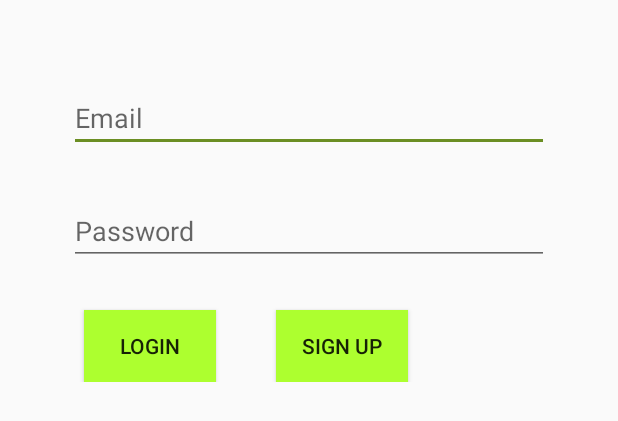
After one commit to Abdul-basit123321/MisProject, an Android app: the layout activity_login.xml on its own in the app's theme, with its tools: preview values and no code run, on a phone screen of 412 x 824 dp. The commit adds this screen. Shown: the top 421 px of the screen. Run offline under Robolectric (Android 15) with nearby library versions, the phone set to English and light mode, and no system bars.

Commit message:
Login Screen

```diff
--- a/app/src/main/AndroidManifest.xml
+++ b/app/src/main/AndroidManifest.xml
@@ -8,13 +8,14 @@
         android:label="@string/app_name"
         android:supportsRtl="true"
         android:theme="@style/AppTheme" >
-        <activity android:name=".Activities.HomeActivity" >
-            <intent-filter>
-                <action android:name="android.intent.action.MAIN" />
-
-                <category android:name="android.intent.category.LAUNCHER" />
-            </intent-filter>
+        <activity android:name=".Activities.HomeActivity" ></activity>
+        <activity android:name=".Activities.SplashScreen">
+        <intent-filter>
+        <action android:name="android.intent.action.MAIN" />
+        <category android:name="android.intent.category.LAUNCHER" />
+        </intent-filter>
         </activity>
+        <activity android:name=".Activities.LoginScreen"/>
     </application>
 
 </manifest>
--- a/app/src/main/java/com/example/abdulbasit/misproject/Activities/LoginScreen.java
+++ b/app/src/main/java/com/example/abdulbasit/misproject/Activities/LoginScreen.java
@@ -1,4 +1,9 @@
 package com.example.abdulbasit.misproject.Activities;
+
+import android.os.Bundle;
+import android.support.annotation.Nullable;
+
+import com.example.abdulbasit.misproject.R;
 
 /**
  * Created by Abdul basit on 5/6/2017.
@@ -9,4 +14,10 @@ public class LoginScreen extends BaseActivity {
     public int getDockFrameLayoutId() {
         return 0;
     }
+
+    @Override
+    protected void onCreate(@Nullable Bundle savedInstanceState) {
+        super.onCreate(savedInstanceState);
+        setContentView(R.layout.activity_login);
+    }
 }
--- /dev/null
+++ b/app/src/main/res/layout/activity_login.xml
@@ -0,0 +1,69 @@
+<?xml version="1.0" encoding="utf-8"?>
+<LinearLayout xmlns:android="http://schemas.android.com/apk/res/android"
+    android:layout_width="match_parent"
+    android:layout_height="match_parent"
+    android:orientation="vertical">
+
+
+    <LinearLayout
+        android:layout_width="match_parent"
+        android:layout_height="wrap_content"
+        android:padding="16dp"
+        android:layout_marginTop="40dp"
+        android:orientation="vertical">
+
+        <EditText
+            android:id="@+id/etUsername"
+            android:layout_width="match_parent"
+            android:inputType="textEmailAddress"
+            android:hint="Email"
+            android:layout_marginLeft="30dp"
+            android:layout_marginRight="30dp"
+            android:layout_height="wrap_content"/>
+
+        <EditText
+            android:id="@+id/etPassword"
+            android:layout_width="match_parent"
+            android:inputType="textPassword"
+            android:hint="Password"
+            android:layout_marginTop="30dp"
+            android:layout_marginLeft="30dp"
+            android:layout_marginRight="30dp"
+            android:layout_height="wrap_content"/>
+
+        <LinearLayout
+            android:layout_width="match_parent"
+            android:layout_height="wrap_content"
+            android:orientation="horizontal">
+
+            <Button
+                android:id="@+id/btnLogin"
+                android:layout_width="wrap_content"
+                android:layout_height="wrap_content"
+                android:background="#ADFF2F"
+                android:layout_marginLeft="40dp"
+                android:layout_marginRight="20dp"
+                android:layout_marginTop="30dp"
+                android:text="Login"/>
+
+
+            <Button
+                android:layout_width="wrap_content"
+                android:layout_height="wrap_content"
+                android:background="#ADFF2F"
+                android:layout_marginLeft="20dp"
+                android:layout_marginRight="20dp"
+                android:layout_marginTop="30dp"
+                android:text="Sign Up"/>
+
+
+
+
+
+        </LinearLayout>
+
+
+
+    </LinearLayout>
+
+</LinearLayout>
--- a/app/src/main/res/values/colors.xml
+++ b/app/src/main/res/values/colors.xml
@@ -1,6 +1,6 @@
 <?xml version="1.0" encoding="utf-8"?>
 <resources>
-    <color name="colorPrimary">#3F51B5</color>
-    <color name="colorPrimaryDark">#303F9F</color>
-    <color name="colorAccent">#FF4081</color>
+    <color name="colorPrimary">#ADFF2F</color>
+    <color name="colorPrimaryDark">#3CB371</color>
+    <color name="colorAccent">#6B8E23</color>
 </resources>
```
